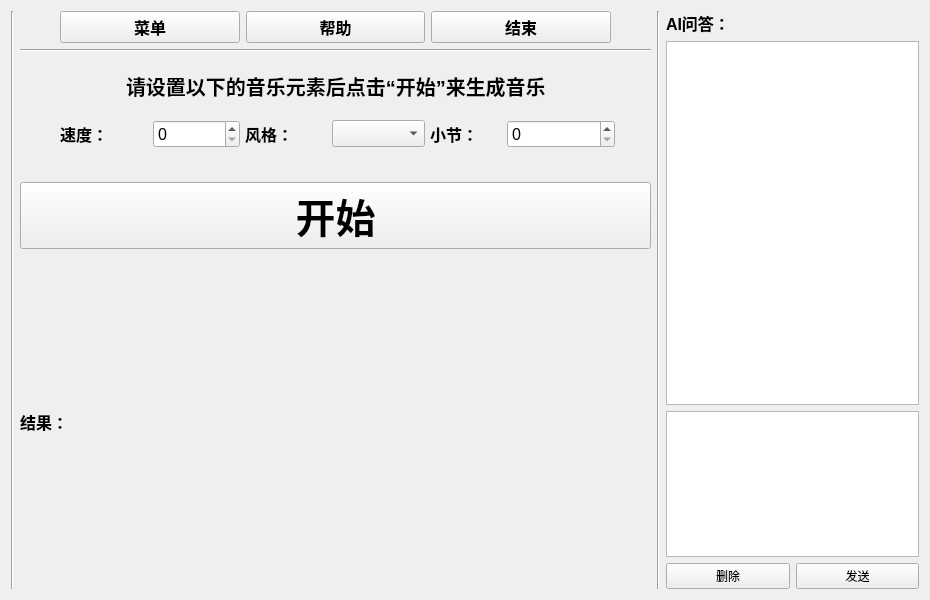
This is src/display/y_part/drum4UI.ui in IgnorantCopy/MSVC as Qt 5 draws it before an edit. The edited form follows.
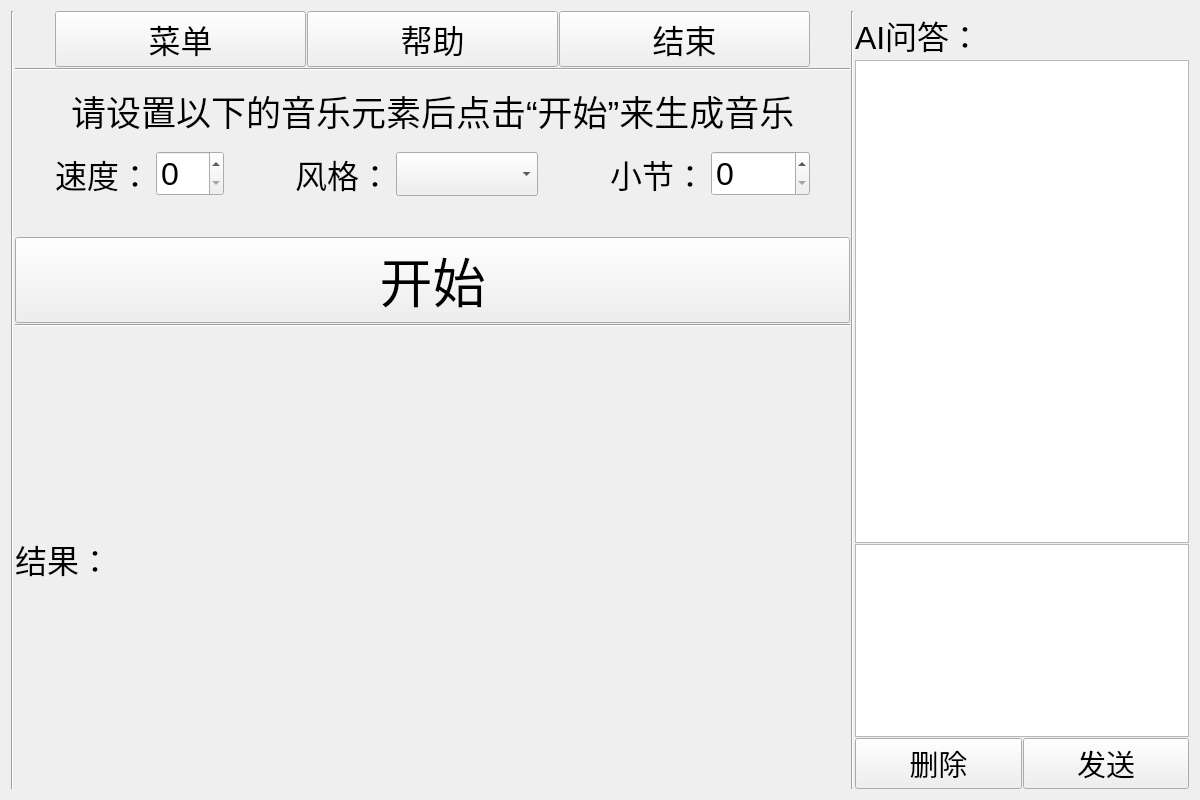
This is the edited form.

Diff of the .ui file:
```diff
--- a/src/display/y_part/drum4UI.ui
+++ b/src/display/y_part/drum4UI.ui
@@ -6,8 +6,8 @@
    <rect>
     <x>0</x>
     <y>0</y>
-    <width>930</width>
-    <height>600</height>
+    <width>1200</width>
+    <height>800</height>
    </rect>
   </property>
   <property name="minimumSize">
@@ -26,6 +26,9 @@
    <string>Form</string>
   </property>
   <layout class="QHBoxLayout" name="horizontalLayout_5" stretch="0,5,0,2">
+   <property name="spacing">
+    <number>1</number>
+   </property>
    <item>
     <widget class="Line" name="line_3">
      <property name="orientation">
@@ -34,7 +37,7 @@
     </widget>
    </item>
    <item>
-    <layout class="QVBoxLayout" name="verticalLayout" stretch="20,1,10,20,5,20,60">
+    <layout class="QVBoxLayout" name="verticalLayout" stretch="20,1,10,20,5,20,1,60">
      <item>
       <layout class="QHBoxLayout" name="hbox_tools" stretch="0,2,2,2,0">
        <item>
@@ -55,9 +58,9 @@
          <property name="font">
           <font>
            <family>Arial</family>
-           <pointsize>12</pointsize>
-           <weight>75</weight>
-           <bold>true</bold>
+           <pointsize>24</pointsize>
+           <weight>50</weight>
+           <bold>false</bold>
           </font>
          </property>
          <property name="text">
@@ -70,9 +73,9 @@
          <property name="font">
           <font>
            <family>Arial</family>
-           <pointsize>12</pointsize>
-           <weight>75</weight>
-           <bold>true</bold>
+           <pointsize>24</pointsize>
+           <weight>50</weight>
+           <bold>false</bold>
           </font>
          </property>
          <property name="text">
@@ -85,9 +88,9 @@
          <property name="font">
           <font>
            <family>Arial</family>
-           <pointsize>12</pointsize>
-           <weight>75</weight>
-           <bold>true</bold>
+           <pointsize>24</pointsize>
+           <weight>50</weight>
+           <bold>false</bold>
           </font>
          </property>
          <property name="text">
@@ -137,9 +140,9 @@
          <property name="font">
           <font>
            <family>Arial</family>
-           <pointsize>15</pointsize>
-           <weight>75</weight>
-           <bold>true</bold>
+           <pointsize>26</pointsize>
+           <weight>50</weight>
+           <bold>false</bold>
           </font>
          </property>
          <property name="text">
@@ -163,7 +166,7 @@
       </layout>
      </item>
      <item>
-      <layout class="QHBoxLayout" name="hbox_choose" stretch="0,5,5,2,3,1">
+      <layout class="QHBoxLayout" name="hbox_choose" stretch="0,5,2,5,2,2,3,0">
        <property name="spacing">
         <number>5</number>
        </property>
@@ -187,9 +190,9 @@
            <property name="font">
             <font>
              <family>Arial</family>
-             <pointsize>12</pointsize>
-             <weight>75</weight>
-             <bold>true</bold>
+             <pointsize>24</pointsize>
+             <weight>50</weight>
+             <bold>false</bold>
             </font>
            </property>
            <property name="text">
@@ -202,13 +205,26 @@
            <property name="font">
             <font>
              <family>Arial</family>
-             <pointsize>12</pointsize>
+             <pointsize>24</pointsize>
             </font>
            </property>
           </widget>
          </item>
         </layout>
        </item>
+       <item>
+        <spacer name="horizontalSpacer_7">
+         <property name="orientation">
+          <enum>Qt::Horizontal</enum>
+         </property>
+         <property name="sizeHint" stdset="0">
+          <size>
+           <width>40</width>
+           <height>20</height>
+          </size>
+         </property>
+        </spacer>
+       </item>
        <item>
         <layout class="QHBoxLayout" name="horizontalLayout_2">
          <item>
@@ -216,9 +232,9 @@
            <property name="font">
             <font>
              <family>Arial</family>
-             <pointsize>12</pointsize>
-             <weight>75</weight>
-             <bold>true</bold>
+             <pointsize>24</pointsize>
+             <weight>50</weight>
+             <bold>false</bold>
             </font>
            </property>
            <property name="text">
@@ -231,23 +247,36 @@
            <property name="font">
             <font>
              <family>Arial</family>
-             <pointsize>12</pointsize>
-             <weight>75</weight>
-             <bold>true</bold>
+             <pointsize>24</pointsize>
+             <weight>50</weight>
+             <bold>false</bold>
             </font>
            </property>
           </widget>
          </item>
         </layout>
        </item>
+       <item>
+        <spacer name="horizontalSpacer_8">
+         <property name="orientation">
+          <enum>Qt::Horizontal</enum>
+         </property>
+         <property name="sizeHint" stdset="0">
+          <size>
+           <width>40</width>
+           <height>20</height>
+          </size>
+         </property>
+        </spacer>
+       </item>
        <item>
         <widget class="QLabel" name="label_section">
          <property name="font">
           <font>
            <family>Arial</family>
-           <pointsize>12</pointsize>
-           <weight>75</weight>
-           <bold>true</bold>
+           <pointsize>24</pointsize>
+           <weight>50</weight>
+           <bold>false</bold>
           </font>
          </property>
          <property name="text">
@@ -260,7 +289,7 @@
          <property name="font">
           <font>
            <family>Arial</family>
-           <pointsize>12</pointsize>
+           <pointsize>24</pointsize>
           </font>
          </property>
         </widget>
@@ -298,9 +327,9 @@
        <property name="font">
         <font>
          <family>Arial</family>
-         <pointsize>30</pointsize>
-         <weight>75</weight>
-         <bold>true</bold>
+         <pointsize>40</pointsize>
+         <weight>50</weight>
+         <bold>false</bold>
         </font>
        </property>
        <property name="styleSheet">
@@ -311,6 +340,13 @@
        </property>
       </widget>
      </item>
+     <item>
+      <widget class="Line" name="line_4">
+       <property name="orientation">
+        <enum>Qt::Horizontal</enum>
+       </property>
+      </widget>
+     </item>
      <item>
       <layout class="QHBoxLayout" name="hbox_result" stretch="1,10">
        <item>
@@ -318,9 +354,9 @@
          <property name="font">
           <font>
            <family>Arial</family>
-           <pointsize>12</pointsize>
-           <weight>75</weight>
-           <bold>true</bold>
+           <pointsize>24</pointsize>
+           <weight>50</weight>
+           <bold>false</bold>
           </font>
          </property>
          <property name="text">
@@ -336,6 +372,14 @@
            <height>270</height>
           </size>
          </property>
+         <property name="font">
+          <font>
+           <family>Arial</family>
+           <pointsize>24</pointsize>
+           <weight>50</weight>
+           <bold>false</bold>
+          </font>
+         </property>
          <property name="text">
           <string/>
          </property>
@@ -359,9 +403,9 @@
        <property name="font">
         <font>
          <family>Arial</family>
-         <pointsize>12</pointsize>
-         <weight>75</weight>
-         <bold>true</bold>
+         <pointsize>24</pointsize>
+         <weight>50</weight>
+         <bold>false</bold>
         </font>
        </property>
        <property name="text">
@@ -370,15 +414,41 @@
       </widget>
      </item>
      <item>
-      <widget class="QTextBrowser" name="textBrowser_AIanswer"/>
+      <widget class="QTextBrowser" name="textBrowser_AIanswer">
+       <property name="font">
+        <font>
+         <family>Arial</family>
+         <pointsize>20</pointsize>
+         <weight>50</weight>
+         <bold>false</bold>
+        </font>
+       </property>
+      </widget>
      </item>
      <item>
-      <widget class="QTextEdit" name="textEdit_user"/>
+      <widget class="QTextEdit" name="textEdit_user">
+       <property name="font">
+        <font>
+         <family>Arial</family>
+         <pointsize>24</pointsize>
+         <weight>50</weight>
+         <bold>false</bold>
+        </font>
+       </property>
+      </widget>
      </item>
      <item>
       <layout class="QHBoxLayout" name="horizontalLayout_3">
        <item>
         <widget class="QPushButton" name="pushButton_userdel">
+         <property name="font">
+          <font>
+           <family>Arial</family>
+           <pointsize>22</pointsize>
+           <weight>50</weight>
+           <bold>false</bold>
+          </font>
+         </property>
          <property name="text">
           <string>删除</string>
          </property>
@@ -386,6 +456,14 @@
        </item>
        <item>
         <widget class="QPushButton" name="pushButton_usersend">
+         <property name="font">
+          <font>
+           <family>Arial</family>
+           <pointsize>22</pointsize>
+           <weight>50</weight>
+           <bold>false</bold>
+          </font>
+         </property>
          <property name="text">
           <string>发送</string>
          </property>
```
